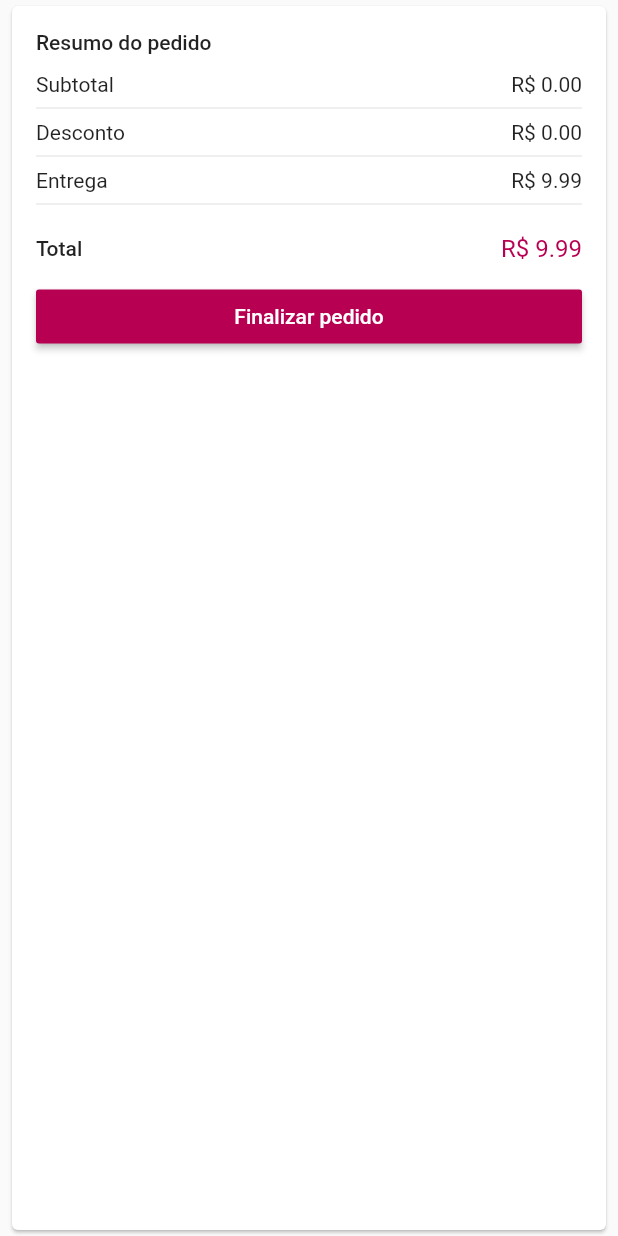
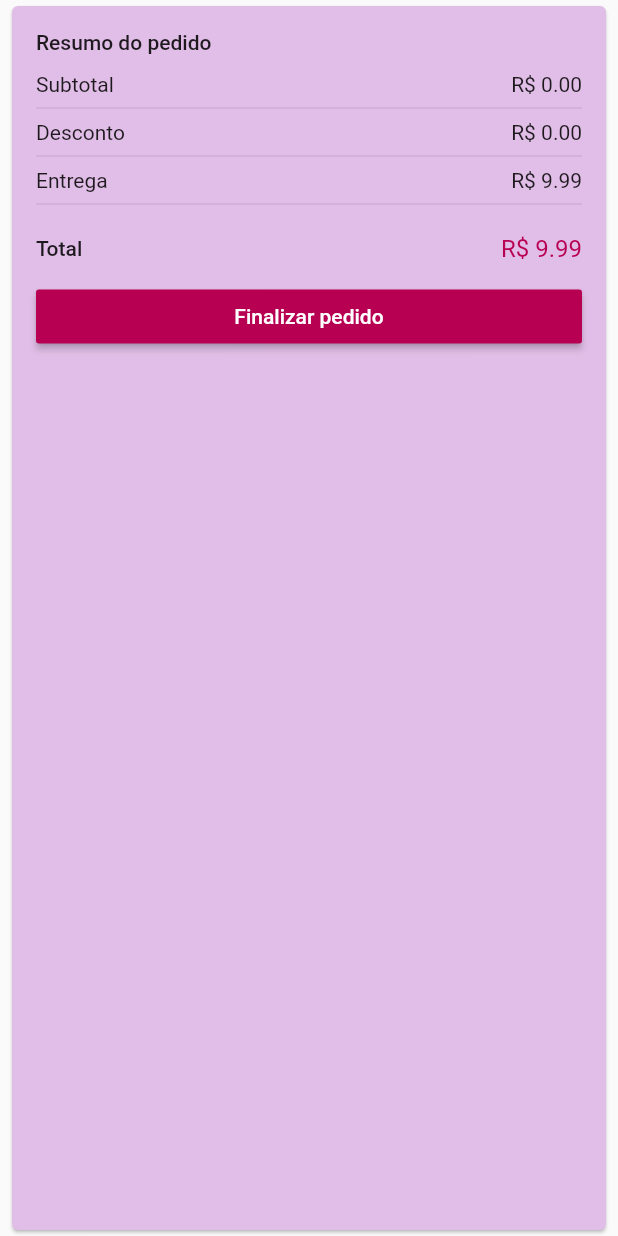
Before and after one commit to jameswsousa/dragstore, a Flutter app: the CartPrice widget shown alone on an empty page, opened directly with empty values, on a phone screen of 412 x 824 dp. Run offline on Flutter 3.47's test engine with Material 2 defaults, Android fonts, the phone set to English and light mode, and no system bars; our stand-ins replace carousel_pro, cloud_firestore, firebase_auth, flare_flutter, transparent_image; accounts and stored records are empty; network calls fail.

Commit message:
added some color

```diff
--- a/lib/tiles/cart_tile.dart
+++ b/lib/tiles/cart_tile.dart
@@ -14,7 +14,9 @@ class CartTile extends StatelessWidget {
   Widget build(BuildContext context) {
     Widget _buildContent() {
       CartModel.of(context).updatePrices();
-      return Row(
+      return Container(
+        color: Colors.purple[100],
+        child: Row(
           mainAxisAlignment: MainAxisAlignment.start,
           children: <Widget>[
             Container(
@@ -78,6 +80,7 @@ class CartTile extends StatelessWidget {
               ),
             ))
           ],
+        ),
       );
     }
 
--- a/lib/tiles/order_tile.dart
+++ b/lib/tiles/order_tile.dart
@@ -10,6 +10,8 @@ class OrderTile extends StatelessWidget {
   @override
   Widget build(BuildContext context) {
     return Card(
+              color: Colors.purple[100],
+
       margin: EdgeInsets.symmetric(horizontal: 8, vertical: 4),
       child: Padding(
         padding: EdgeInsets.all(8),
@@ -94,7 +96,7 @@ class OrderTile extends StatelessWidget {
             style: TextStyle(color: Colors.white),
           ),
           CircularProgressIndicator(
-            valueColor: AlwaysStoppedAnimation<Color>(Colors.white),
+            valueColor: AlwaysStoppedAnimation<Color>(Colors.purple[100]),
           )
         ],
       );
--- a/lib/tiles/place_tile.dart
+++ b/lib/tiles/place_tile.dart
@@ -9,6 +9,8 @@ class PlaceTile extends StatelessWidget {
   @override
   Widget build(BuildContext context) {
     return Card(
+              color: Colors.purple[100],
+
       margin: EdgeInsets.symmetric(horizontal: 8, vertical: 4),
       child: Column(
         crossAxisAlignment: CrossAxisAlignment.stretch,
--- a/lib/widgets/cart_price.dart
+++ b/lib/widgets/cart_price.dart
@@ -8,7 +8,7 @@ class CartPrice extends StatelessWidget {
   @override
   Widget build(BuildContext context) {
 
-    return Card(
+    return Card(color: Colors.purple[100],
       margin: EdgeInsets.symmetric(horizontal: 8, vertical: 4),
       child: Container(
         padding: EdgeInsets.all(16),
--- a/lib/widgets/discount_card.dart
+++ b/lib/widgets/discount_card.dart
@@ -5,7 +5,7 @@ import 'package:loja_virtual/models/cart_model.dart';
 class DiscountCard extends StatelessWidget {
   @override
   Widget build(BuildContext context) {
-    return Card(
+    return Card(color: Colors.purple[100],
       margin: EdgeInsets.symmetric(
         horizontal: 8,
         vertical: 4,
--- a/lib/widgets/ship_card.dart
+++ b/lib/widgets/ship_card.dart
@@ -3,7 +3,7 @@ import 'package:flutter/material.dart';
 class ShipCard extends StatelessWidget {
   @override
   Widget build(BuildContext context) {
-    return Card(
+    return Card( color: Colors.purple[100],
       margin: EdgeInsets.symmetric(
         horizontal: 8,
         vertical: 4,
```
Lines whose indentation alone changed are shown as unchanged.
